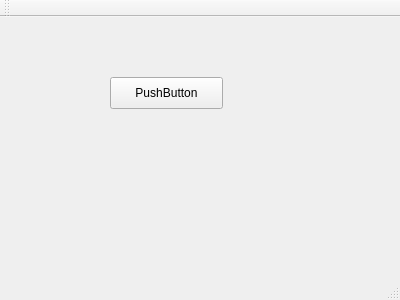
The window that testfinger/mainwindow.ui (lzk/statusmonitor) describes before a commit, drawn with Qt 5.
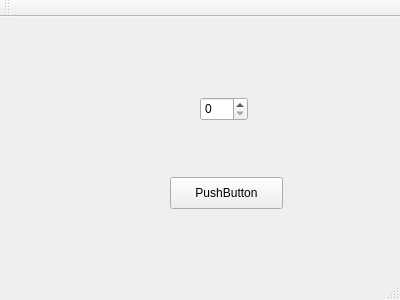
The same window after the commit.

```diff
--- a/testfinger/mainwindow.ui
+++ b/testfinger/mainwindow.ui
@@ -17,8 +17,8 @@
    <widget class="QPushButton" name="pushButton">
     <property name="geometry">
      <rect>
-      <x>110</x>
-      <y>60</y>
+      <x>170</x>
+      <y>160</y>
       <width>113</width>
       <height>32</height>
      </rect>
@@ -27,6 +27,16 @@
      <string>PushButton</string>
     </property>
    </widget>
+   <widget class="QSpinBox" name="spinBox">
+    <property name="geometry">
+     <rect>
+      <x>200</x>
+      <y>80</y>
+      <width>48</width>
+      <height>24</height>
+     </rect>
+    </property>
+   </widget>
   </widget>
   <widget class="QMenuBar" name="menuBar">
    <property name="geometry">
```
